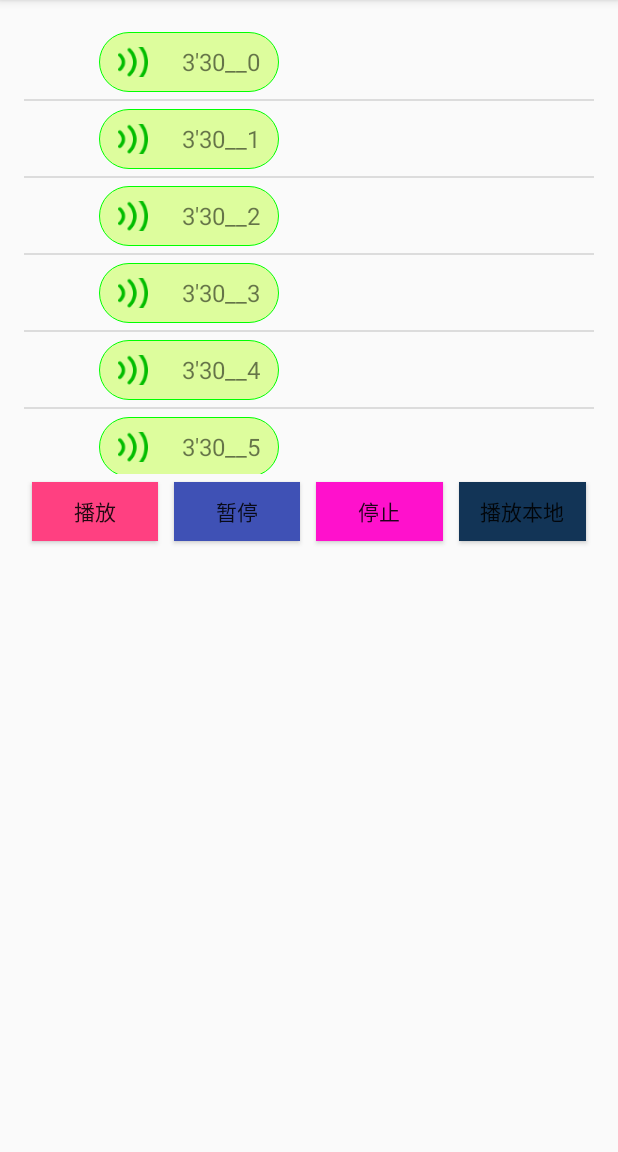
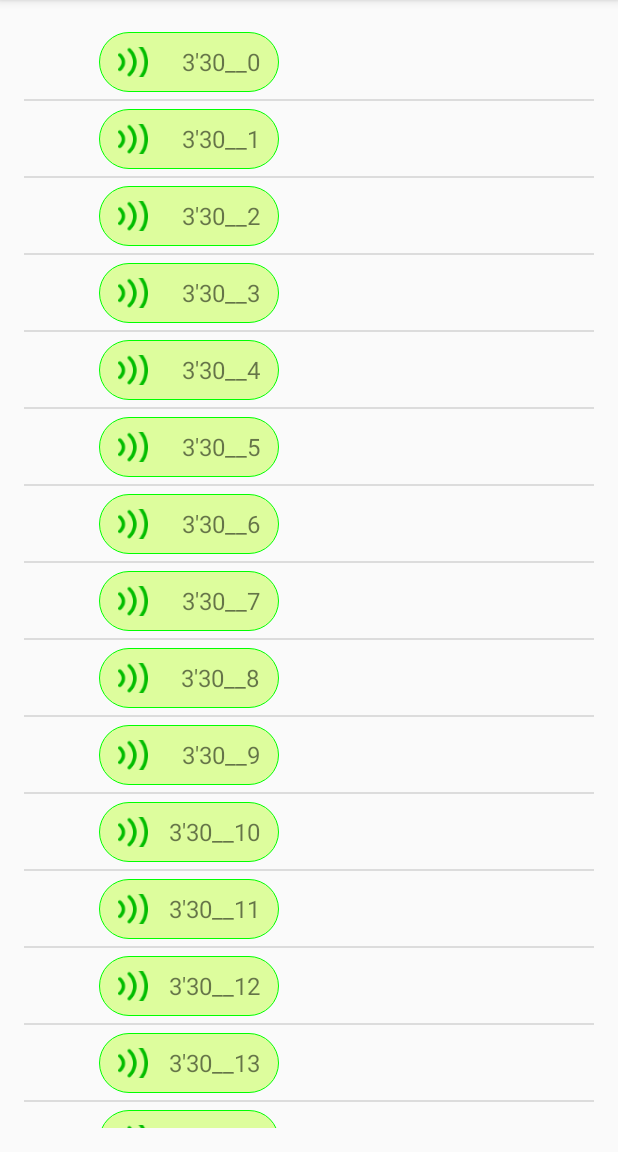
Before and after one commit to ThemeLove/AndroidLearn, an Android app: the screen it shows after launch (MainActivity), on a phone screen of 412 x 824 dp, the part 84-1236 px from its top. Run offline under Robolectric (Android 15) with nearby library versions, the phone set to English and light mode, and no system bars; 4 statements that could not run were skipped.

Commit message:
本地修改

```diff
--- a/AndroidLearn/src/main/java/com/themelove/androidlearn/AudioAdapter.java
+++ b/AndroidLearn/src/main/java/com/themelove/androidlearn/AudioAdapter.java
@@ -71,8 +71,7 @@ public class AudioAdapter extends BaseAdapter{
         holder=(ViewHolder)convertView.getTag();
         holder.mDuration.setText("3'30__"+position);
         if(audioBean.getAudioState()== AudioState.inited){//第一次的初始化完成状态
-//            holder.mPlayBtn.setBackgroundResource(R.mipmap.voice_playing2);
-            holder.mPlayer.stop();
+            holder.mPlayer.reset();
         }else if(audioBean.getAudioState()== AudioState.started){
             holder.mPlayer.play();
             holder.anim.start();
--- a/AndroidLearn/src/main/java/com/themelove/androidlearn/AudioPlayer.java
+++ b/AndroidLearn/src/main/java/com/themelove/androidlearn/AudioPlayer.java
@@ -21,17 +21,14 @@ public class AudioPlayer implements OnPreparedListener {
         private OnCompletionListener mCompletionListener;
         private OnPreparedListener   mPreparedListener;
         // 初始化播放器
-        public AudioPlayer(String url) {
+        public AudioPlayer( ) {
             super();
             try {
                 mediaPlayer = new MediaPlayer();
                 mediaPlayer.setAudioStreamType(AudioManager.STREAM_MUSIC);// 设置媒体流类型
-                mediaPlayer.setDataSource(url);
-                mediaPlayer.prepareAsync();
             } catch (Exception e) {
                 e.printStackTrace();
             }
-
         }
 
         public void setOnPreparedListener(OnPreparedListener preparedlistener){
@@ -64,6 +61,27 @@ public class AudioPlayer implements OnPreparedListener {
             }
         }
 
+        public void reset(){
+            if (mediaPlayer!=null){
+                mediaPlayer.reset();
+            }
+        }
+
+        public void prepare(){
+            if (mediaPlayer!=null){
+                try {
+                    mediaPlayer.prepare();
+                } catch (IOException e) {
+                    e.printStackTrace();
+                }
+            }
+        }
+
+        public void prepareAsync(){
+            if (mediaPlayer!=null){
+                mediaPlayer.prepareAsync();
+            }
+        }
     /**
      * 继续播放，也是调用MediaPlayer的play()方法，内部自动维护记住上次播放功能
      */
--- a/AndroidLearn/src/main/java/com/themelove/androidlearn/MainActivity.java
+++ b/AndroidLearn/src/main/java/com/themelove/androidlearn/MainActivity.java
@@ -31,7 +31,7 @@ public class MainActivity extends AppCompatActivity {
             mAudioBeanList.add(new AudioBean(url, AudioState.inited));
         }
 
-
+        AudioPlayer audioPlayer = new AudioPlayer();
     }
 
     private void initView() {
--- a/AndroidLearn/src/main/res/layout/activity_main.xml
+++ b/AndroidLearn/src/main/res/layout/activity_main.xml
@@ -1,53 +1,14 @@
 <?xml version="1.0" encoding="utf-8"?>
-<LinearLayout xmlns:android="http://schemas.android.com/apk/res/android"
+<RelativeLayout xmlns:android="http://schemas.android.com/apk/res/android"
     xmlns:tools="http://schemas.android.com/tools" android:id="@+id/activity_main"
     android:layout_width="match_parent" android:layout_height="match_parent"
     android:paddingBottom="@dimen/activity_vertical_margin"
     android:paddingLeft="@dimen/activity_horizontal_margin"
     android:paddingRight="@dimen/activity_horizontal_margin"
     android:paddingTop="@dimen/activity_vertical_margin"
-    android:orientation="vertical"
     tools:context="com.themelove.androidlearn.MainActivity">
-<ListView
-    android:layout_width="match_parent"
-    android:layout_height="300dp"
-    android:id="@+id/lv"></ListView>
-    <LinearLayout
+    <ListView
         android:layout_width="match_parent"
-        android:layout_height="50dp"
-        android:orientation="horizontal">
-        <Button
-        android:layout_margin="5dp"
-        android:id="@+id/play"
-        android:layout_width="0dp"
-        android:layout_weight="1"
-        android:text="播放"
-        android:background="@color/colorAccent"
-        android:layout_height="match_parent" />
-        <Button
-            android:layout_margin="5dp"
-            android:id="@+id/pause"
-            android:layout_width="0dp"
-            android:background="@color/colorPrimary"
-            android:layout_weight="1"
-            android:text="暂停"
-            android:layout_height="match_parent" />
-        <Button
-            android:background="#ff11cc"
-            android:layout_margin="5dp"
-            android:id="@+id/stop"
-            android:text="停止"
-            android:layout_width="0dp"
-            android:layout_weight="1"
-            android:layout_height="match_parent" />
-
-        <Button
-            android:layout_margin="5dp"
-            android:id="@+id/play_local"
-            android:layout_width="0dp"
-            android:layout_weight="1"
-            android:text="播放本地"
-            android:background="#123456"
-            android:layout_height="match_parent" />
-    </LinearLayout>
-</LinearLayout>
+        android:layout_height="match_parent"
+        android:id="@+id/lv"></ListView>
+</RelativeLayout>
```
